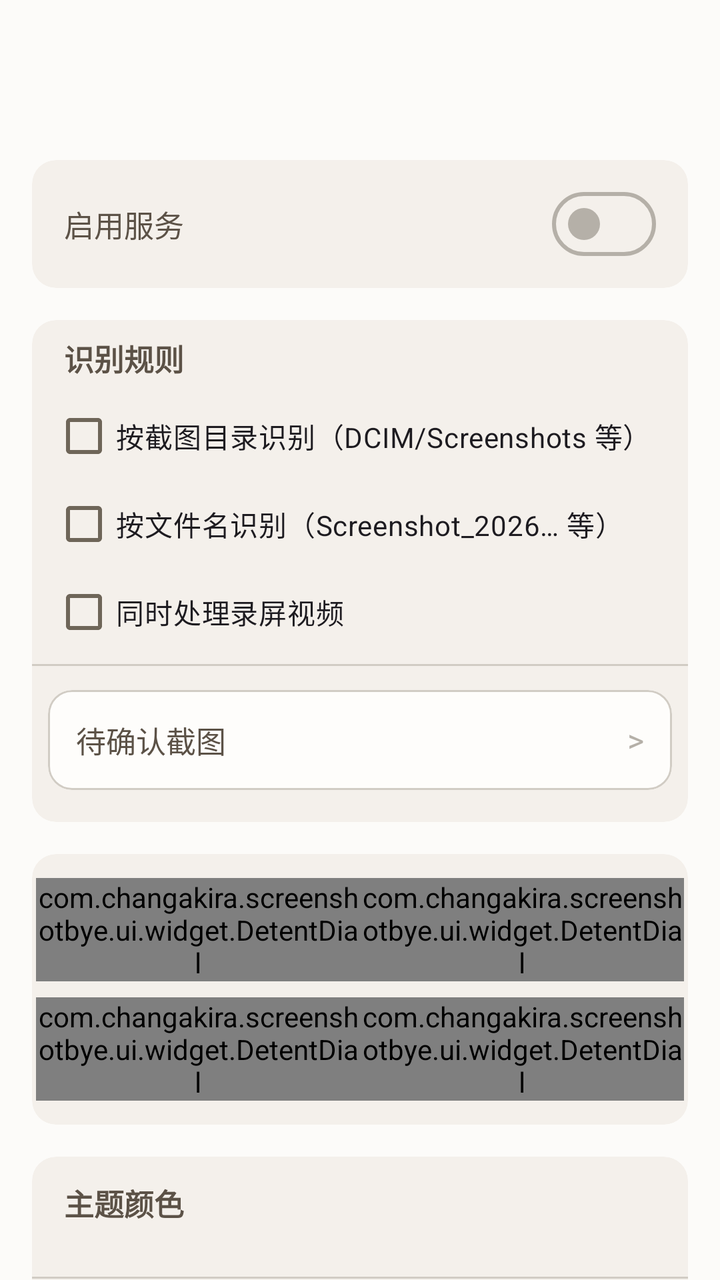
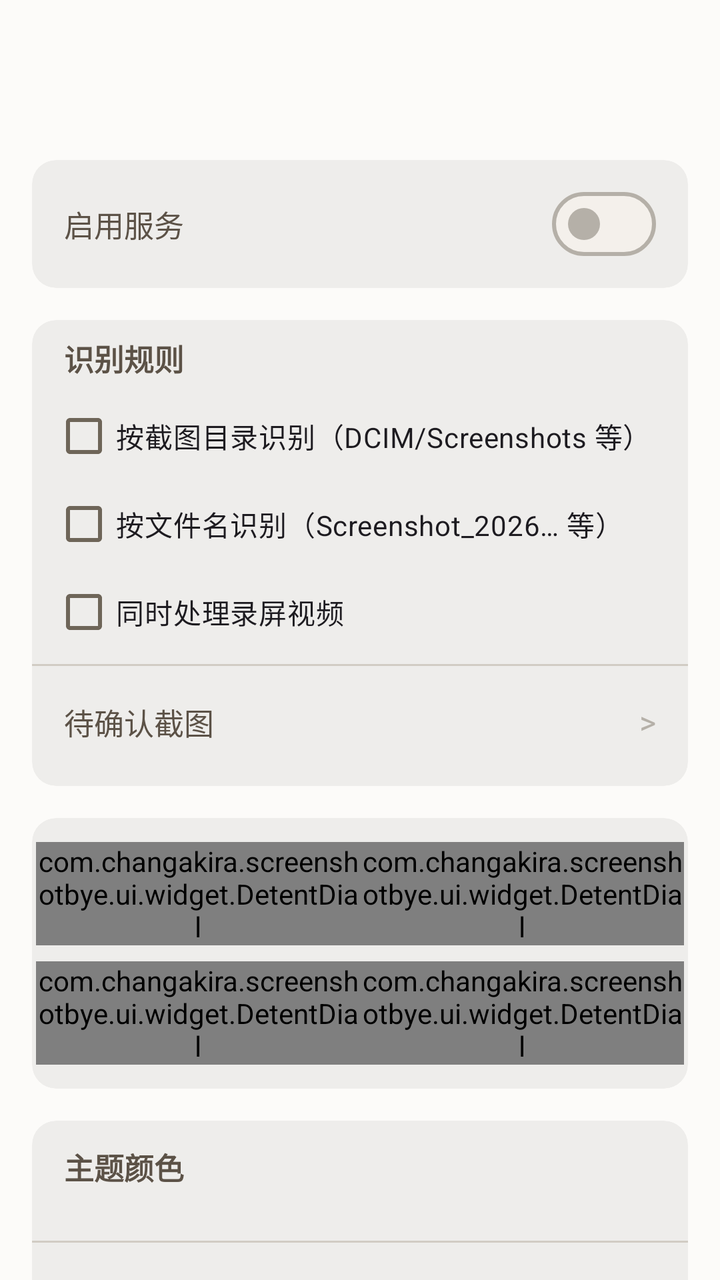

Before-and-after screenshots of an Android layout around one commit, followed by the original layout XML and the change that was made.
<!-- AndroidManifest.xml: application theme Theme.ScreenshotBye -->
<!-- res/layout/activity_settings.xml -->
<?xml version="1.0" encoding="utf-8"?>
<LinearLayout xmlns:android="http://schemas.android.com/apk/res/android"
    xmlns:app="http://schemas.android.com/apk/res-auto"
    android:layout_width="match_parent"
    android:layout_height="match_parent"
    android:orientation="vertical">

    <com.google.android.material.appbar.MaterialToolbar
        android:id="@+id/toolbar"
        android:layout_width="match_parent"
        android:layout_height="?attr/actionBarSize" />

    <androidx.core.widget.NestedScrollView
        android:id="@+id/settingsScroll"
        android:layout_width="match_parent"
        android:layout_height="0dp"
        android:layout_weight="1"
        android:fillViewport="true">

        <LinearLayout
            android:layout_width="match_parent"
            android:layout_height="wrap_content"
            android:orientation="vertical"
            android:padding="16dp">

            
            <com.google.android.material.card.MaterialCardView
                style="@style/Widget.Material3.CardView.Filled"
                android:layout_width="match_parent"
                android:layout_height="wrap_content"
                android:layout_marginBottom="16dp">

                <LinearLayout
                    android:layout_width="match_parent"
                    android:layout_height="wrap_content"
                    android:orientation="vertical"
                    android:paddingVertical="8dp">

                    <LinearLayout
                        android:layout_width="match_parent"
                        android:layout_height="wrap_content"
                        android:gravity="center_vertical"
                        android:minHeight="48dp"
                        android:orientation="horizontal"
                        android:paddingHorizontal="16dp">

                        <TextView
                            style="@style/SettingRowLabel"
                            android:text="@string/main_watch_switch" />

                        <com.google.android.material.materialswitch.MaterialSwitch
                            android:id="@+id/watchSwitch"
                            android:layout_width="wrap_content"
                            android:layout_height="wrap_content"
                            android:contentDescription="@string/main_watch_switch" />
                    </LinearLayout>
                </LinearLayout>
            </com.google.android.material.card.MaterialCardView>

            
            <com.google.android.material.card.MaterialCardView
                style="@style/Widget.Material3.CardView.Filled"
                android:layout_width="match_parent"
                android:layout_height="wrap_content"
                android:layout_marginBottom="16dp">

                <LinearLayout
                    android:layout_width="match_parent"
                    android:layout_height="wrap_content"
                    android:orientation="vertical"
                    android:paddingVertical="8dp">

                    <TextView
                        style="@style/SectionTitle"
                        android:paddingHorizontal="16dp"
                        android:text="@string/main_rules" />

                    <com.google.android.material.checkbox.MaterialCheckBox
                        android:id="@+id/ruleFolder"
                        android:layout_width="match_parent"
                        android:layout_height="wrap_content"
                        android:layout_marginHorizontal="10dp"
                        android:minHeight="44dp"
                        android:text="@string/main_rule_folder" />

                    <com.google.android.material.checkbox.MaterialCheckBox
                        android:id="@+id/ruleName"
                        android:layout_width="match_parent"
                        android:layout_height="wrap_content"
                        android:layout_marginHorizontal="10dp"
                        android:minHeight="44dp"
                        android:text="@string/main_rule_name" />

                    <com.google.android.material.checkbox.MaterialCheckBox
                        android:id="@+id/ruleVideo"
                        android:layout_width="match_parent"
                        android:layout_height="wrap_content"
                        android:layout_marginHorizontal="10dp"
                        android:minHeight="44dp"
                        android:text="@string/main_rule_video" />

                    <com.google.android.material.divider.MaterialDivider
                        android:layout_width="match_parent"
                        android:layout_height="wrap_content"
                        android:layout_marginVertical="4dp" />

                    <com.google.android.material.card.MaterialCardView
                        android:id="@+id/pendingRow"
                        style="@style/Widget.Material3.CardView.Outlined"
                        android:layout_width="match_parent"
                        android:layout_height="wrap_content"
                        android:layout_margin="8dp"
                        android:clickable="true"
                        android:focusable="true"
                        app:cardElevation="0dp">

                        <LinearLayout
                            android:layout_width="match_parent"
                            android:layout_height="wrap_content"
                            android:gravity="center_vertical"
                            android:minHeight="48dp"
                            android:orientation="horizontal"
                            android:padding="14dp">

                            <TextView
                                style="@style/SettingRowLabel"
                                android:text="@string/main_pending_title" />

                            <TextView
                                android:id="@+id/pendingValue"
                                style="@style/SettingRowValue" />

                            <TextView
                                style="@style/SectionChevron"
                                android:contentDescription="@string/home_open" />
                        </LinearLayout>
                    </com.google.android.material.card.MaterialCardView>
                </LinearLayout>
            </com.google.android.material.card.MaterialCardView>

            
            <com.google.android.material.card.MaterialCardView
                style="@style/Widget.Material3.CardView.Filled"
                android:layout_width="match_parent"
                android:layout_height="wrap_content"
                android:layout_marginBottom="16dp">

                <LinearLayout
                    android:layout_width="match_parent"
                    android:layout_height="wrap_content"
                    android:orientation="vertical"
                    android:paddingHorizontal="2dp"
                    android:paddingVertical="12dp">

                    <LinearLayout
                        android:layout_width="match_parent"
                        android:layout_height="wrap_content"
                        android:orientation="horizontal">

                        <com.changakira.screenshotbye.ui.widget.DetentDial
                            android:id="@+id/askDial"
                            android:layout_width="0dp"
                            android:layout_height="wrap_content"
                            android:layout_weight="1"
                            app:dialLabel="@string/dial_ask_first"
                            app:dialPresets="2,5,15,30,90"
                            app:dialUnit="@string/unit_minutes" />

                        <com.changakira.screenshotbye.ui.widget.DetentDial
                            android:id="@+id/keepDial"
                            android:layout_width="0dp"
                            android:layout_height="wrap_content"
                            android:layout_weight="1"
                            app:dialLabel="@string/dial_keep_default"
                            app:dialPresets="0,1,3,5,7"
                            app:dialUnit="@string/unit_days" />
                    </LinearLayout>

                    <LinearLayout
                        android:layout_width="match_parent"
                        android:layout_height="wrap_content"
                        android:layout_marginTop="8dp"
                        android:orientation="horizontal">

                        <com.changakira.screenshotbye.ui.widget.DetentDial
                            android:id="@+id/gapDial"
                            android:layout_width="0dp"
                            android:layout_height="wrap_content"
                            android:layout_weight="1"
                            app:dialLabel="@string/dial_gap"
                            app:dialPresets="0,1,2,5,10"
                            app:dialUnit="@string/unit_minutes" />

                        <com.changakira.screenshotbye.ui.widget.DetentDial
                            android:id="@+id/timesDial"
                            android:layout_width="0dp"
                            android:layout_height="wrap_content"
                            android:layout_weight="1"
                            app:dialLabel="@string/dial_repeat_times"
                            app:dialPresets="1,2,3"
                            app:dialUnit="@string/unit_times" />
                    </LinearLayout>
                </LinearLayout>
            </com.google.android.material.card.MaterialCardView>

            
            <com.google.android.material.card.MaterialCardView
                style="@style/Widget.Material3.CardView.Filled"
                android:layout_width="match_parent"
                android:layout_height="wrap_content">

                <LinearLayout
                    android:layout_width="match_parent"
                    android:layout_height="wrap_content"
                    android:orientation="vertical"
                    android:paddingVertical="12dp">

                    <TextView
                        style="@style/SectionTitle"
                        android:paddingHorizontal="16dp"
                        android:text="@string/settings_theme" />

                    <LinearLayout
                        android:id="@+id/swatchRow"
                        android:layout_width="match_parent"
                        android:layout_height="wrap_content"
                        android:layout_marginTop="12dp"
                        android:orientation="horizontal"
                        android:paddingHorizontal="16dp" />

                    <com.google.android.material.divider.MaterialDivider
                        android:layout_width="match_parent"
                        android:layout_height="wrap_content"
                        android:layout_marginVertical="8dp" />

                    <LinearLayout
                        android:id="@+id/guideRow"
                        android:layout_width="match_parent"
                        android:layout_height="wrap_content"
                        android:background="?attr/selectableItemBackground"
                        android:clickable="true"
                        android:focusable="true"
                        android:gravity="center_vertical"
                        android:minHeight="48dp"
                        android:orientation="horizontal"
                        android:paddingHorizontal="16dp">

                        <TextView
                            style="@style/SettingRowLabel"
                            android:text="@string/main_open_guide" />

                        <TextView
                            style="@style/SectionChevron"
                            android:contentDescription="@string/home_open" />
                    </LinearLayout>

                    <LinearLayout
                        android:id="@+id/logRow"
                        android:layout_width="match_parent"
                        android:layout_height="wrap_content"
                        android:background="?attr/selectableItemBackground"
                        android:clickable="true"
                        android:focusable="true"
                        android:gravity="center_vertical"
                        android:minHeight="48dp"
                        android:orientation="horizontal"
                        android:paddingHorizontal="16dp">

                        <TextView
                            style="@style/SettingRowLabel"
                            android:text="@string/main_log" />

                        <TextView
                            android:id="@+id/logValue"
                            style="@style/SettingRowValue" />

                        <TextView
                            style="@style/SectionChevron"
                            android:contentDescription="@string/home_open" />
                    </LinearLayout>

                    <LinearLayout
                        android:id="@+id/diagRow"
                        android:layout_width="match_parent"
                        android:layout_height="wrap_content"
                        android:background="?attr/selectableItemBackground"
                        android:clickable="true"
                        android:focusable="true"
                        android:gravity="center_vertical"
                        android:minHeight="48dp"
                        android:orientation="horizontal"
                        android:paddingHorizontal="16dp">

                        <TextView
                            style="@style/SettingRowLabel"
                            android:text="@string/main_open_diag" />

                        <TextView
                            style="@style/SectionChevron"
                            android:contentDescription="@string/home_open" />
                    </LinearLayout>
                </LinearLayout>
            </com.google.android.material.card.MaterialCardView>
        </LinearLayout>
    </androidx.core.widget.NestedScrollView>
</LinearLayout>
<!-- resources referenced by this layout -->
<resources>
  <string name="dial_ask_first">首次询问</string>
  <string name="dial_gap">间隔</string>
  <string name="dial_keep_default">默认保留</string>
  <string name="dial_repeat_times">重复</string>
  <string name="home_open">打开</string>
  <string name="main_log">事件日志</string>
  <string name="main_open_diag">运行自检</string>
  <string name="main_open_guide">使用引导</string>
  <string name="main_pending_title">待确认截图</string>
  <string name="main_rule_folder">按截图目录识别（DCIM/Screenshots 等）</string>
  <string name="main_rule_name">按文件名识别（Screenshot_2026… 等）</string>
  <string name="main_rule_video">同时处理录屏视频</string>
  <string name="main_rules">识别规则</string>
  <string name="main_watch_switch">启用服务</string>
  <string name="settings_theme">主题颜色</string>
  <string name="unit_days">天</string>
  <string name="unit_minutes">分钟</string>
  <string name="unit_times">次</string>
  <style name="SectionTitle">
          <item name="android:layout_width">match_parent</item>
          <item name="android:layout_height">wrap_content</item>
          <item name="android:textSize">15sp</item>
          <item name="android:textStyle">bold</item>
          <item name="android:textColor">?attr/colorOnSurface</item>
          <item name="android:paddingBottom">6dp</item>
      </style>
  <style name="SettingRowLabel">
          <item name="android:layout_width">0dp</item>
          <item name="android:layout_height">wrap_content</item>
          <item name="android:layout_weight">1</item>
          <item name="android:textSize">15sp</item>
          <item name="android:textColor">?attr/colorOnSurface</item>
      </style>
  <style name="SettingRowValue">
          <item name="android:layout_width">wrap_content</item>
          <item name="android:layout_height">wrap_content</item>
          <item name="android:textSize">13sp</item>
          <item name="android:textColor">?attr/colorOnSurfaceVariant</item>
      </style>
  <style name="Theme.ScreenshotBye" parent="Theme.ScreenshotBye.Beige" />
  <color name="beige_primary">#8B7D6B</color>
  <color name="beige_onPrimary">#FFFFFF</color>
  <color name="beige_primaryContainer">#EBE8E4</color>
  <color name="beige_onPrimaryContainer">#61584B</color>
  <color name="beige_secondary">#9B8E7D</color>
  <color name="beige_onSecondary">#FFFFFF</color>
  <color name="beige_secondaryContainer">#EDEBE6</color>
  <color name="beige_onSecondaryContainer">#6C6358</color>
  <color name="beige_tertiary">#A89B8A</color>
  <color name="beige_onTertiary">#FFFFFF</color>
  <color name="beige_tertiaryContainer">#EFEDE8</color>
  <color name="beige_onTertiaryContainer">#766C61</color>
  <color name="beige_error">#B89A8A</color>
  <color name="beige_onError">#FFFFFF</color>
  <color name="beige_errorContainer">#F2ECE8</color>
  <color name="beige_onErrorContainer">#816C61</color>
  <color name="beige_background">#FCFBF9</color>
  <color name="beige_onBackground">#5C5247</color>
  <color name="beige_surface">#FEFDFB</color>
  <color name="beige_onSurface">#5C5247</color>
  <color name="beige_surfaceVariant">#F2EEE8</color>
  <color name="beige_onSurfaceVariant">#6E6558</color>
  <color name="beige_surfaceContainerLowest">#FFFEFD</color>
  <color name="beige_surfaceContainerLow">#FDFCFA</color>
  <color name="beige_surfaceContainer">#FDFCFA</color>
  <color name="beige_surfaceContainerHigh">#F8F5F1</color>
  <color name="beige_surfaceContainerHighest">#F4F0EB</color>
  <color name="beige_surfaceBright">#FDFCFA</color>
  <color name="beige_surfaceDim">#CAC9C7</color>
  <color name="beige_inverseSurface">#746B62</color>
  <color name="beige_inverseOnSurface">#FEFEFD</color>
  <color name="beige_inversePrimary">#B4AA9F</color>
  <color name="beige_outline">#B5B0A8</color>
  <color name="beige_outlineVariant">#D1CCC4</color>
  <!-- unchanged entries left out for length: 3 -->
</resources>

<!-- the commit's change to res/layout/activity_settings.xml (unified diff, before → after) -->
@@ -25,7 +25,7 @@
 
             
             <com.google.android.material.card.MaterialCardView
-                style="@style/Widget.Material3.CardView.Filled"
+                style="@style/Widget.ScreenshotBye.Card.Filled"
                 android:layout_width="match_parent"
                 android:layout_height="wrap_content"
                 android:layout_marginBottom="16dp">
@@ -59,7 +59,7 @@
 
             
             <com.google.android.material.card.MaterialCardView
-                style="@style/Widget.Material3.CardView.Filled"
+                style="@style/Widget.ScreenshotBye.Card.Filled"
                 android:layout_width="match_parent"
                 android:layout_height="wrap_content"
                 android:layout_marginBottom="16dp">
@@ -104,43 +104,37 @@
                         android:layout_height="wrap_content"
                         android:layout_marginVertical="4dp" />
 
-                    <com.google.android.material.card.MaterialCardView
+                    
+                    <LinearLayout
                         android:id="@+id/pendingRow"
-                        style="@style/Widget.Material3.CardView.Outlined"
-                        android:layout_width="match_parent"
-                        android:layout_height="wrap_content"
-                        android:layout_margin="8dp"
+                        android:layout_width="match_parent"
+                        android:layout_height="wrap_content"
+                        android:background="?attr/selectableItemBackground"
                         android:clickable="true"
                         android:focusable="true"
-                        app:cardElevation="0dp">
-
-                        <LinearLayout
-                            android:layout_width="match_parent"
-                            android:layout_height="wrap_content"
-                            android:gravity="center_vertical"
-                            android:minHeight="48dp"
-                            android:orientation="horizontal"
-                            android:padding="14dp">
-
-                            <TextView
-                                style="@style/SettingRowLabel"
-                                android:text="@string/main_pending_title" />
-
-                            <TextView
-                                android:id="@+id/pendingValue"
-                                style="@style/SettingRowValue" />
-
-                            <TextView
-                                style="@style/SectionChevron"
-                                android:contentDescription="@string/home_open" />
-                        </LinearLayout>
-                    </com.google.android.material.card.MaterialCardView>
+                        android:gravity="center_vertical"
+                        android:minHeight="48dp"
+                        android:orientation="horizontal"
+                        android:paddingHorizontal="16dp">
+
+                        <TextView
+                            style="@style/SettingRowLabel"
+                            android:text="@string/main_pending_title" />
+
+                        <TextView
+                            android:id="@+id/pendingValue"
+                            style="@style/SettingRowValue" />
+
+                        <TextView
+                            style="@style/SectionChevron"
+                            android:contentDescription="@string/home_open" />
+                    </LinearLayout>
                 </LinearLayout>
             </com.google.android.material.card.MaterialCardView>
 
             
             <com.google.android.material.card.MaterialCardView
-                style="@style/Widget.Material3.CardView.Filled"
+                style="@style/Widget.ScreenshotBye.Card.Filled"
                 android:layout_width="match_parent"
                 android:layout_height="wrap_content"
                 android:layout_marginBottom="16dp">
@@ -205,7 +199,7 @@
 
             
             <com.google.android.material.card.MaterialCardView
-                style="@style/Widget.Material3.CardView.Filled"
+                style="@style/Widget.ScreenshotBye.Card.Filled"
                 android:layout_width="match_parent"
                 android:layout_height="wrap_content">
 
<!-- resource entries referenced after the edit -->
@@ -39,7 +39,11 @@
           <item name="android:textSize">13sp</item>
           <item name="android:textColor">?attr/colorOnSurfaceVariant</item>
       </style>
+  <style name="Widget.ScreenshotBye.Card.Filled" parent="Widget.Material3.CardView.Filled">
+          <item name="cardBackgroundColor">@color/card_surface</item>
+      </style>
   <style name="Theme.ScreenshotBye" parent="Theme.ScreenshotBye.Beige" />
+  <color name="card_surface">#EEEDEB</color>
   <color name="beige_primary">#8B7D6B</color>
   <color name="beige_onPrimary">#FFFFFF</color>
   <color name="beige_primaryContainer">#EBE8E4</color>
